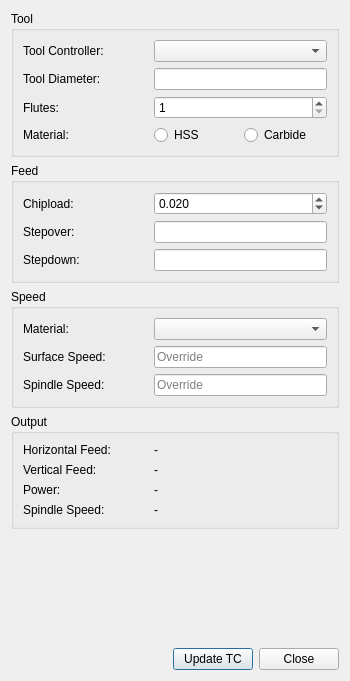
The window that PathFeedsAndSpeedsGui.ui (dubstar-04/FeedsAndSpeeds) describes before a commit, drawn with Qt 5.
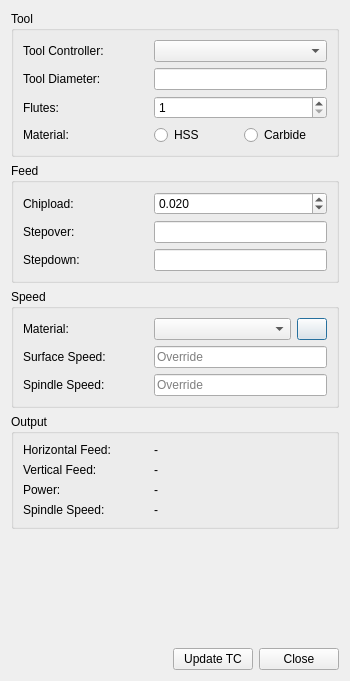
The same window after the commit. Custom widgets are drawn as their Qt base class.

Commit message: Add material button to dialog

The edit to the form file:
```diff
--- a/PathFeedsAndSpeedsGui.ui
+++ b/PathFeedsAndSpeedsGui.ui
@@ -380,11 +380,28 @@
        </widget>
       </item>
       <item row="0" column="1">
-       <widget class="QComboBox" name="material_CB">
-        <property name="toolTip">
-         <string>&lt;html&gt;&lt;head/&gt;&lt;body&gt;&lt;p&gt;material of stock&lt;/p&gt;&lt;/body&gt;&lt;/html&gt;</string>
-        </property>
-       </widget>
+       <layout class="QHBoxLayout" name="horizontalLayout_2">
+        <item>
+         <widget class="QComboBox" name="material_CB">
+          <property name="toolTip">
+           <string>&lt;html&gt;&lt;head/&gt;&lt;body&gt;&lt;p&gt;material of stock&lt;/p&gt;&lt;/body&gt;&lt;/html&gt;</string>
+          </property>
+         </widget>
+        </item>
+        <item>
+         <widget class="QPushButton" name="material_editor_PB">
+          <property name="maximumSize">
+           <size>
+            <width>30</width>
+            <height>16777215</height>
+           </size>
+          </property>
+          <property name="text">
+           <string/>
+          </property>
+         </widget>
+        </item>
+       </layout>
       </item>
       <item row="1" column="0">
        <widget class="QLabel" name="label_11">
```
Left out of the diff: 56 changed lines with no effect on the pictures.
